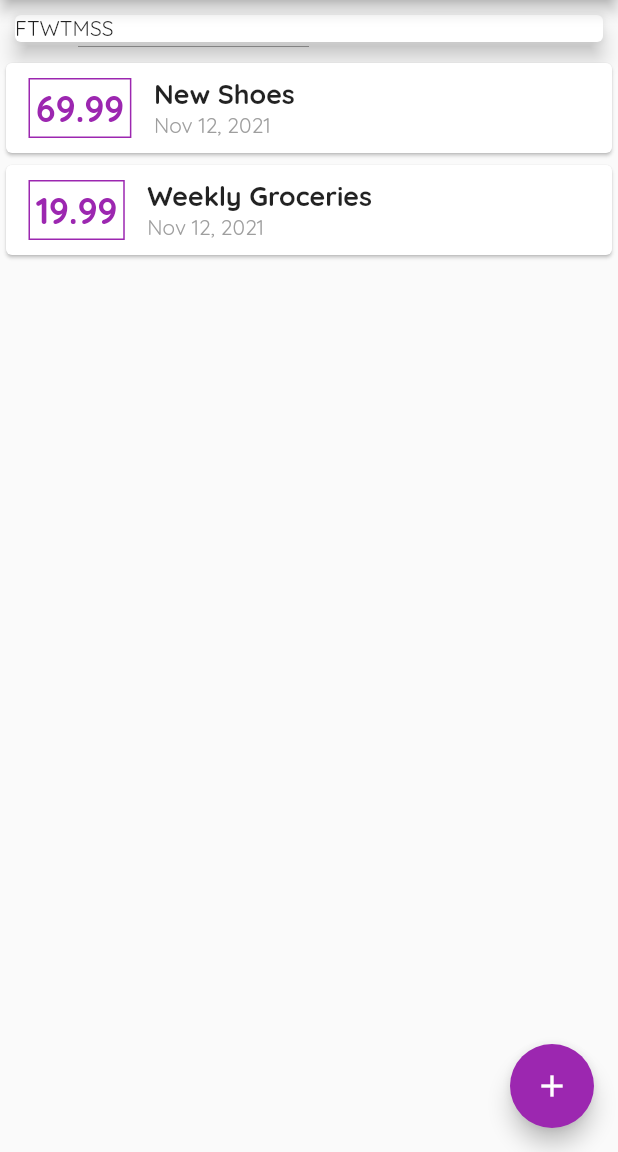
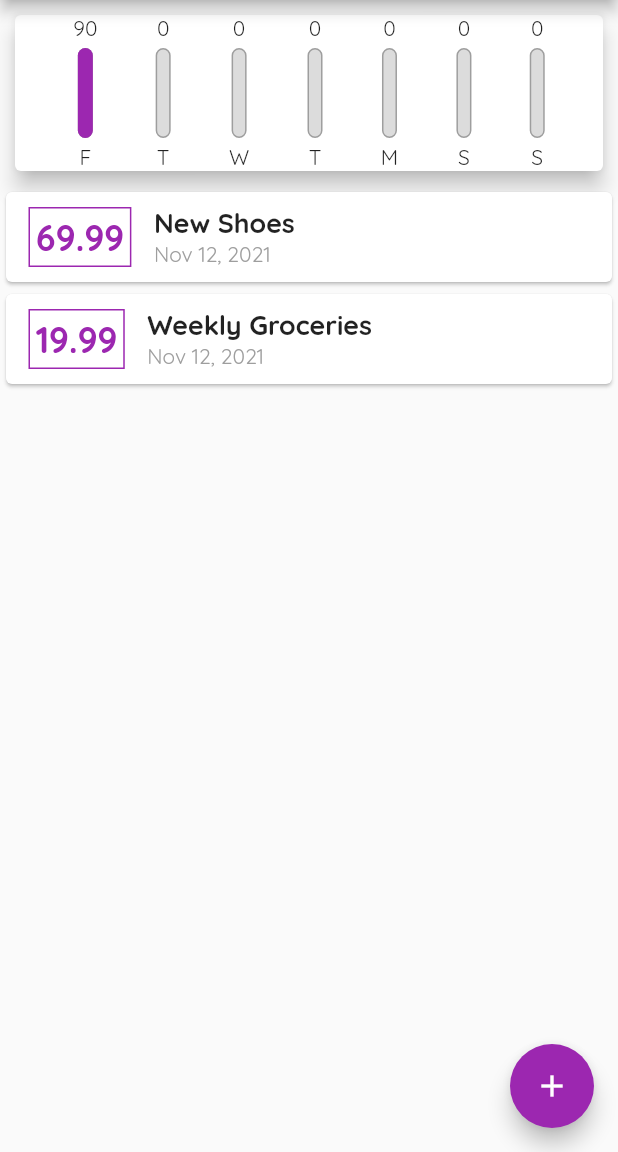
Before and after one commit to aj2460/Expense-calc, a Flutter app: the screen it shows after launch, on a phone screen of 412 x 824 dp, the part 84-1236 px from its top. Run offline on Flutter 3.47's test engine with Material 2 defaults, Android fonts, the phone set to English and light mode, and no system bars.

Commit message:
populate the chart

```diff
--- a/lib/widgets/chart.dart
+++ b/lib/widgets/chart.dart
@@ -2,6 +2,7 @@ import 'package:flutter/material.dart';
 import "package:intl/intl.dart";
 
 import '../models/transaction.dart';
+import "./chart_bar.dart";
 
 class Chart extends StatelessWidget {
   final List<Transaction> recentTransactions;
@@ -27,14 +28,26 @@ class Chart extends StatelessWidget {
     });
   }
 
+  double get totalSpending {
+    return groupedTransactionValues.fold(0.0, (sum, item) {
+      return sum + double.parse(item["amount"].toString());
+    });
+  }
+
   @override
   Widget build(BuildContext context) {
     return Card(
       margin: EdgeInsets.all(10),
       elevation: 6,
       child: Row(
+        mainAxisAlignment: MainAxisAlignment.spaceEvenly,
         children: groupedTransactionValues.map((data) {
-          return Text(data["day"].toString());
+          return ChartBar(
+              data["day"].toString(),
+              double.parse(data["amount"].toString()),
+              totalSpending == 0.0
+                  ? 0.0
+                  : (data["amount"] as double) / totalSpending);
         }).toList(),
       ),
     );
--- /dev/null
+++ b/lib/widgets/chart_bar.dart
@@ -0,0 +1,49 @@
+import 'package:flutter/material.dart';
+
+class ChartBar extends StatelessWidget {
+  //const ChartBar({Key? key}) : super(key: key);
+  final String label;
+  final double spendingAmount;
+  final double spendingPctOfTotal;
+  ChartBar(this.label, this.spendingAmount, this.spendingPctOfTotal);
+
+  @override
+  Widget build(BuildContext context) {
+    return Column(
+      children: [
+        Text("${spendingAmount.toStringAsFixed(0)}"),
+        SizedBox(
+          height: 4,
+        ),
+        Container(
+          height: 60,
+          width: 10,
+          child: Stack(
+            children: [
+              Container(
+                decoration: BoxDecoration(
+                  border: Border.all(color: Colors.grey, width: 1.0),
+                  color: Color.fromRGBO(220, 220, 220, 1),
+                  borderRadius: BorderRadius.circular(20),
+                ),
+              ),
+              FractionallySizedBox(
+                heightFactor: spendingPctOfTotal,
+                child: Container(
+                  decoration: BoxDecoration(
+                    color: Theme.of(context).primaryColor,
+                    borderRadius: BorderRadius.circular(20),
+                  ),
+                ),
+              )
+            ],
+          ),
+        ),
+        SizedBox(
+          height: 4,
+        ),
+        Text(label)
+      ],
+    );
+  }
+}
```
